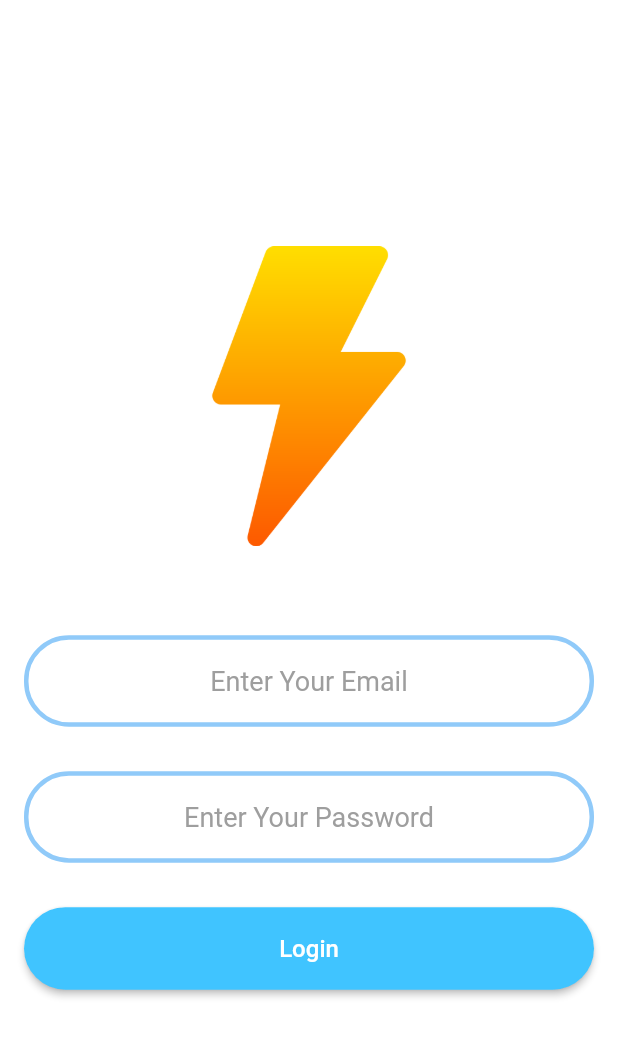
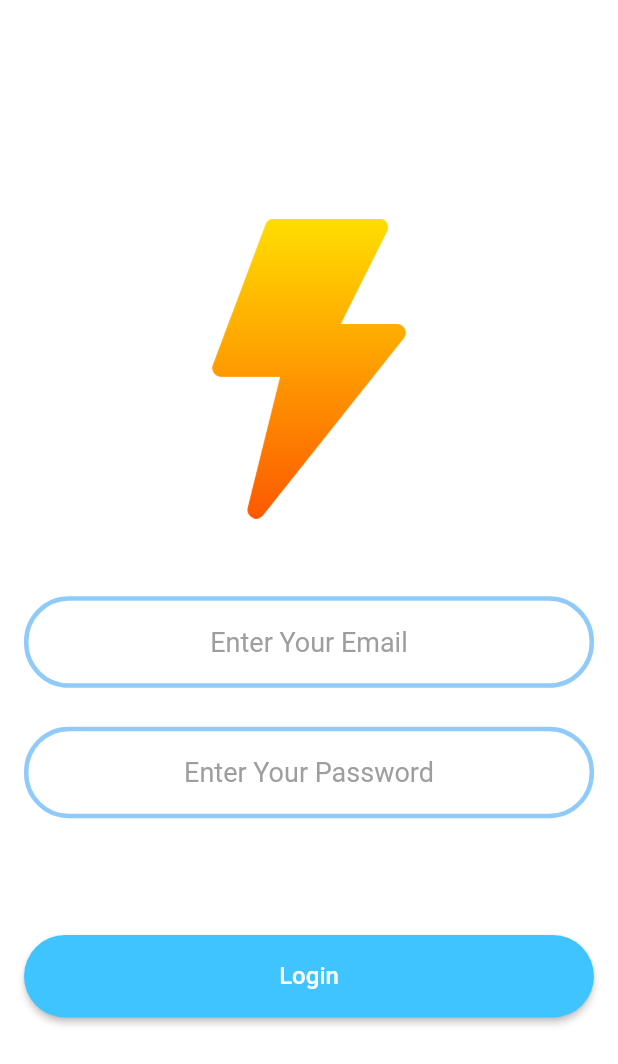
Before and after one commit to aliaaosama23/chat, a Flutter app: the screen it shows after launch, after a tap on "Login", on a phone screen of 412 x 824 dp. Shown: the top 1064 px of the screen. Run offline on Flutter 3.47's test engine with Material 2 defaults, Android fonts, the phone set to English and light mode, and no system bars.

```diff
--- a/lib/screens/login_screen.dart
+++ b/lib/screens/login_screen.dart
@@ -24,8 +24,10 @@ class LoginScreen extends StatelessWidget {
                 ),
                 Hero(
                   tag: 'logo',
-                  child: Image.asset(
-                    'assets/images/flash.png',
+                  child: SizedBox(
+                    child: Image.asset(
+                      'assets/images/flash.png',
+                    ),
                     width: 50,
                     height: 200,
                   ),
@@ -74,7 +76,7 @@ class LoginScreen extends StatelessWidget {
                   ),
                 ),
                 const Spacer(
-                  flex: 1,
+                  flex: 3,
                 ),
                 RoundedButton(
                   onPress: () {
--- a/lib/screens/welcome_screen.dart
+++ b/lib/screens/welcome_screen.dart
@@ -3,11 +3,29 @@ import 'package:chat/screens/login_screen.dart';
 import 'package:chat/screens/registeration_screen.dart';
 import 'package:flutter/material.dart';
 
-class WelcomeScreen extends StatelessWidget {
+class WelcomeScreen extends StatefulWidget {
   // static : to be used  by the class itself
   // constant to avoid change it by any body
   static const String id = 'welcome_screen';
   const WelcomeScreen({Key? key}) : super(key: key);
+
+  @override
+  State<WelcomeScreen> createState() => _WelcomeScreenState();
+}
+
+class _WelcomeScreenState extends State<WelcomeScreen>
+    with SingleTickerProviderStateMixin {
+  late AnimationController controller;
+
+  @override
+  void initState() {
+    // TODO: implement initState
+    super.initState();
+    controller = AnimationController(
+      vsync: this,
+      duration: const Duration(seconds: 1),
+    );
+  }
 
   @override
   Widget build(BuildContext context) {
@@ -29,8 +47,10 @@ class WelcomeScreen extends StatelessWidget {
                 children: [
                   Hero(
                     tag: 'logo',
-                    child: Image.asset(
-                      'assets/images/flash.png',
+                    child: SizedBox(
+                      child: Image.asset(
+                        'assets/images/flash.png',
+                      ),
                       width: 50,
                     ),
                   ),
@@ -38,9 +58,9 @@ class WelcomeScreen extends StatelessWidget {
                     'Flash Chat',
                     style: TextStyle(
                       fontSize: 54,
-                      color: Colors.black.withOpacity(0.6),
+                      color: Colors.black.withOpacity(0.5),
                       fontWeight: FontWeight.bold,
-                      letterSpacing: 0.2,
+                      fontFamily: 'RobotoSerif',
                     ),
                   )
                 ],
--- a/pubspec.yaml
+++ b/pubspec.yaml
@@ -34,3 +34,6 @@ flutter:
     - family: Cairo
       fonts:
         - asset: assets/fonts/Cairo-VariableFont_wght.ttf
+    - family: RobotoSerif
+      fonts:
+        - asset: assets/fonts/RobotoSerif.ttf
```
Also changed, not shown: lib/screens/registeration_screen.dart (+5 -3 lines), 4 other files.
